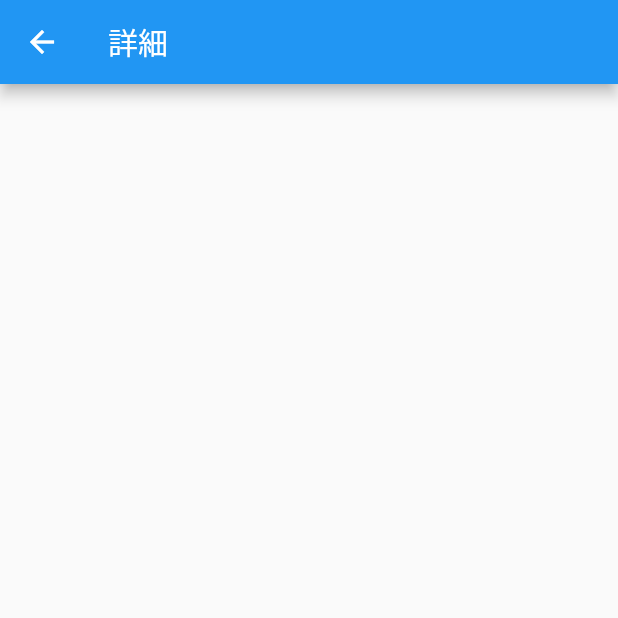
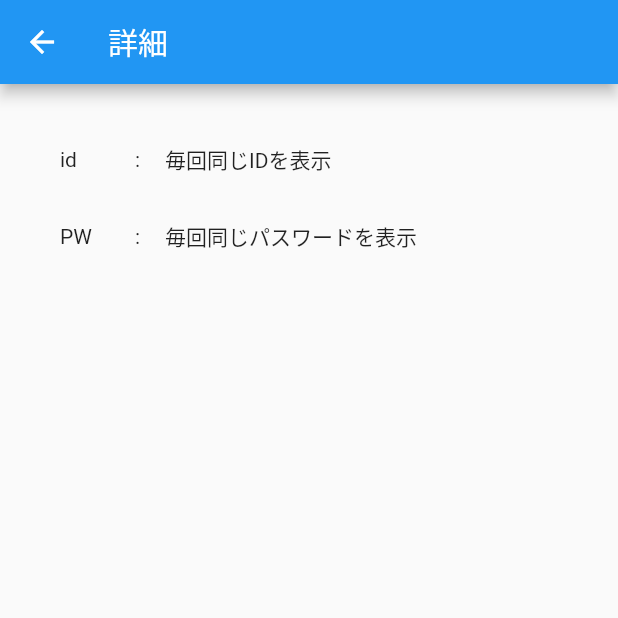
Before and after one commit to akira393/flutter-sample-app, a Flutter app: the PassItem screen opened directly, on a phone screen of 412 x 824 dp, the top half of it. Run offline on Flutter 3.47's test engine with Material 2 defaults, Android fonts, the phone set to English and light mode, and no system bars.

Commit message:
feat: 🎸 新しい画面のレイアウト作成

```diff
--- a/lib/main.dart
+++ b/lib/main.dart
@@ -75,5 +75,4 @@ class _MyHomePageState extends State<MyHomePage> {
   }
 }
 
-//todo 新しい画面のレイアウト作成
 //todo 新しい画面にリストからデータを引き継ぐ
--- a/lib/passItem.dart
+++ b/lib/passItem.dart
@@ -1,7 +1,7 @@
 import 'package:flutter/material.dart';
 
 class PassItem extends StatefulWidget {
-  const PassItem({ Key? key }) : super(key: key);
+  const PassItem({Key? key}) : super(key: key);
 
   @override
   _PassItemState createState() => _PassItemState();
@@ -14,6 +14,40 @@ class _PassItemState extends State<PassItem> {
       appBar: AppBar(
         title: Text("詳細"),
       ),
+      body: Padding(
+          padding: const EdgeInsets.all(40),
+          child: Column(
+            crossAxisAlignment: CrossAxisAlignment.start,
+            children: [
+              Row(
+                children: [
+                  Container(
+                    width: 50,
+                    child: Text("id"),
+                  ),
+                  Container(
+                    width: 20,
+                    child: Text(":"),
+                  ),
+                  Text("毎回同じIDを表示")
+                ],
+              ),
+              Padding(padding: EdgeInsets.all(15)),
+              Row(
+                children: [
+                  Container(
+                    width: 50,
+                    child: Text("PW"),
+                  ),
+                  Container(
+                    width: 20,
+                    child: Text(":"),
+                  ),
+                  Text("毎回同じパスワードを表示")
+                ],
+              )
+            ],
+          )),
     );
   }
 }
```
